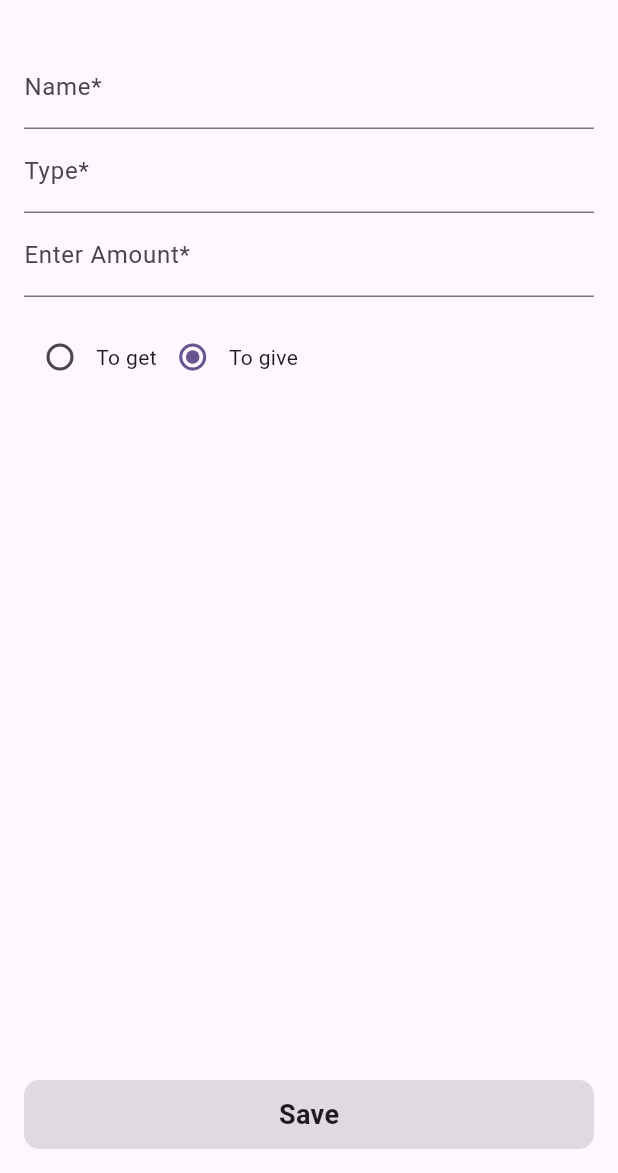
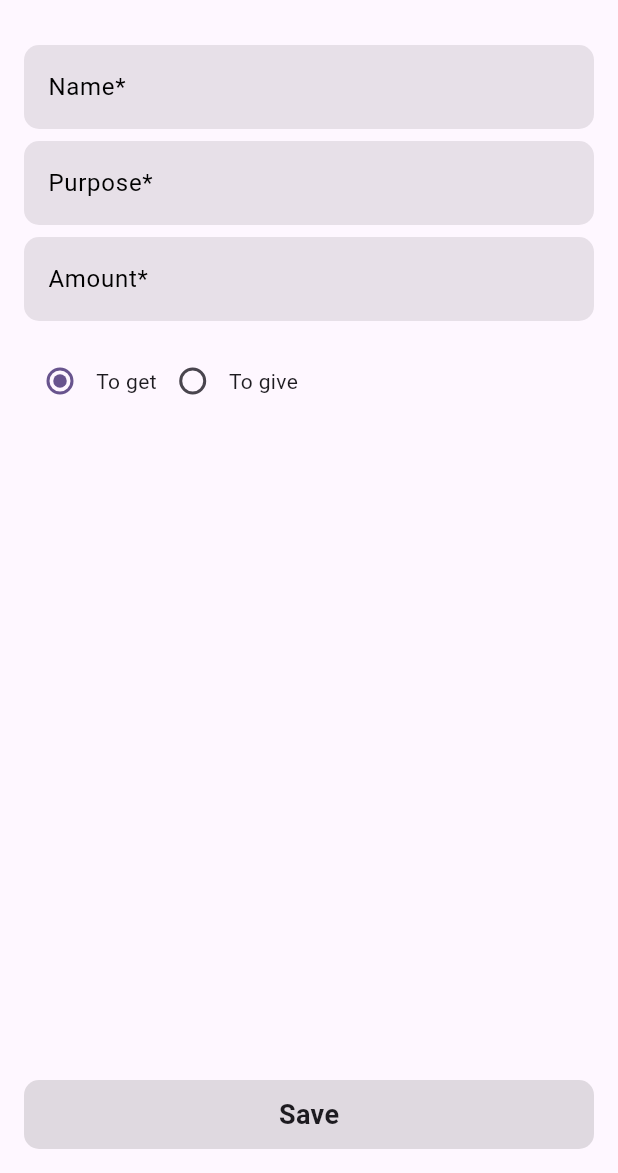
Before and after one commit to Rabinmhd/credit_book, a Flutter app: the screen it shows after launch, after a tap on the "add" icon, on a phone screen of 412 x 824 dp, the part 63-1236 px from its top. Run offline on Flutter 3.47's test engine with Material 3 defaults, Android fonts, the phone set to English and light mode, and no system bars; our stand-ins replace google_mobile_ads, hive, hive_flutter; accounts and stored records are empty; network calls fail.

Commit message:
after vdisabling ads

```diff
--- a/lib/pages/addTransactionPage/add_item_page.dart
+++ b/lib/pages/addTransactionPage/add_item_page.dart
@@ -7,7 +7,7 @@ import 'package:provider/provider.dart';
 
 // ignore: must_be_immutable
 class AddItemPage extends StatefulWidget {
-  AddItemPage({super.key});
+  const AddItemPage({super.key});
 
   @override
   State<AddItemPage> createState() => _AddItemPageState();
@@ -15,17 +15,15 @@ class AddItemPage extends StatefulWidget {
 
 class _AddItemPageState extends State<AddItemPage> {
   TextEditingController amountController = TextEditingController();
-
   TextEditingController nameController = TextEditingController();
-
   TextEditingController purposeController = TextEditingController();
 
-  ValueNotifier<bool> isToGetRadioButtonSelected = ValueNotifier(false);
+  ValueNotifier<bool> isToGetRadioButtonSelected = ValueNotifier(true);
   ValueNotifier<bool> isAdLoaded = ValueNotifier(false);
   late BannerAd bannerAd;
+
   @override
   void initState() {
-    // TODO: implement initState
     super.initState();
     bannerAd = BannerAd(
       size: AdSize.banner,
@@ -52,17 +50,40 @@ class _AddItemPageState extends State<AddItemPage> {
           children: [
             TextField(
               controller: nameController,
-              decoration: const InputDecoration(labelText: 'Name*'),
+              decoration: const InputDecoration(
+                labelText: 'Name*',
+                labelStyle: TextStyle(color: Colors.black),
+                filled: true,
+                border: OutlineInputBorder(
+                    borderSide: BorderSide.none,
+                    borderRadius: BorderRadius.all(Radius.circular(10))),
               ),
+            ),
+            const SizedBox(height: 8),
             TextField(
               controller: purposeController,
               keyboardType: TextInputType.text,
-              decoration: const InputDecoration(labelText: 'Type*'),
+              decoration: const InputDecoration(
+                labelText: 'Purpose*',
+                labelStyle: TextStyle(color: Colors.black),
+                filled: true,
+                border: OutlineInputBorder(
+                    borderSide: BorderSide.none,
+                    borderRadius: BorderRadius.all(Radius.circular(10))),
               ),
+            ),
+            const SizedBox(height: 8),
             TextField(
               controller: amountController,
               keyboardType: TextInputType.number,
-              decoration: const InputDecoration(labelText: 'Enter Amount*'),
+              decoration: const InputDecoration(
+                labelText: 'Amount*',
+                labelStyle: TextStyle(color: Colors.black),
+                filled: true,
+                border: OutlineInputBorder(
+                    borderSide: BorderSide.none,
+                    borderRadius: BorderRadius.all(Radius.circular(10))),
+              ),
             ),
             const SizedBox(height: 16),
             ValueListenableBuilder(
@@ -97,11 +118,10 @@ class _AddItemPageState extends State<AddItemPage> {
                   return Container(
                     child: data ? AdWidget(ad: bannerAd) : const SizedBox(),
                   );
-                  }),
+                },
               ),
-            const SizedBox(
-              height: 20,
             ),
+            const SizedBox(height: 20),
             InkWell(
               onTap: () {
                 addTransactionData(context);
@@ -110,15 +130,18 @@ class _AddItemPageState extends State<AddItemPage> {
                 width: double.infinity,
                 decoration: BoxDecoration(
                   borderRadius: BorderRadius.circular(10),
-                    color: Colors.black12),
+                  color: Colors.black12,
+                ),
                 child: const Center(
                   child: Padding(
                     padding: EdgeInsets.all(10.0),
                     child: Text(
                       "Save",
-                    style: TextStyle(fontWeight: FontWeight.bold, fontSize: 18),
+                      style:
+                          TextStyle(fontWeight: FontWeight.bold, fontSize: 18),
                     ),
-                )),
+                  ),
+                ),
               ),
             )
           ],
@@ -127,7 +150,7 @@ class _AddItemPageState extends State<AddItemPage> {
     );
   }
 
-  addTransactionData(BuildContext context) async {
+  void addTransactionData(BuildContext context) async {
     try {
       if (nameController.text.isNotEmpty &&
           purposeController.text.isNotEmpty &&
@@ -136,9 +159,9 @@ class _AddItemPageState extends State<AddItemPage> {
           name: nameController.text,
           purpose: purposeController.text,
           amount: double.parse(amountController.text),
-            dateTime: DateFormat('h:mm a dd-MM-yy')
-                .format(DateTime.now())
-                .toString());
+          dateTime:
+              DateFormat('h:mm a dd-MM-yy').format(DateTime.now()).toString(),
+        );
         if (isToGetRadioButtonSelected.value) {
           Provider.of<HomePageProvider>(context, listen: false)
               .addDataToGetList(dataToAdded);
--- a/lib/pages/homePage/home_page.dart
+++ b/lib/pages/homePage/home_page.dart
@@ -65,20 +65,12 @@ class _MyHomePageState extends State<MyHomePage> {
               ],
             ),
           ),
-          bottomNavigationBar: data.isAdLoaded
-              ? Container(
-                  height: bannerAd.size.height.toDouble(),
-                  width: bannerAd.size.width.toDouble(),
-                  color: Colors.black,
-                  child: AdWidget(ad: bannerAd),
-                )
-              : const SizedBox(),
           floatingActionButton: FloatingActionButton(
             onPressed: () {
               Navigator.push(
                 context,
                 MaterialPageRoute(
-                  builder: (context) => AddItemPage(),
+                  builder: (context) => const AddItemPage(),
                 ),
               );
             },
```
Also changed, not shown: 12 other files. Lines whose indentation alone changed are shown as unchanged.
